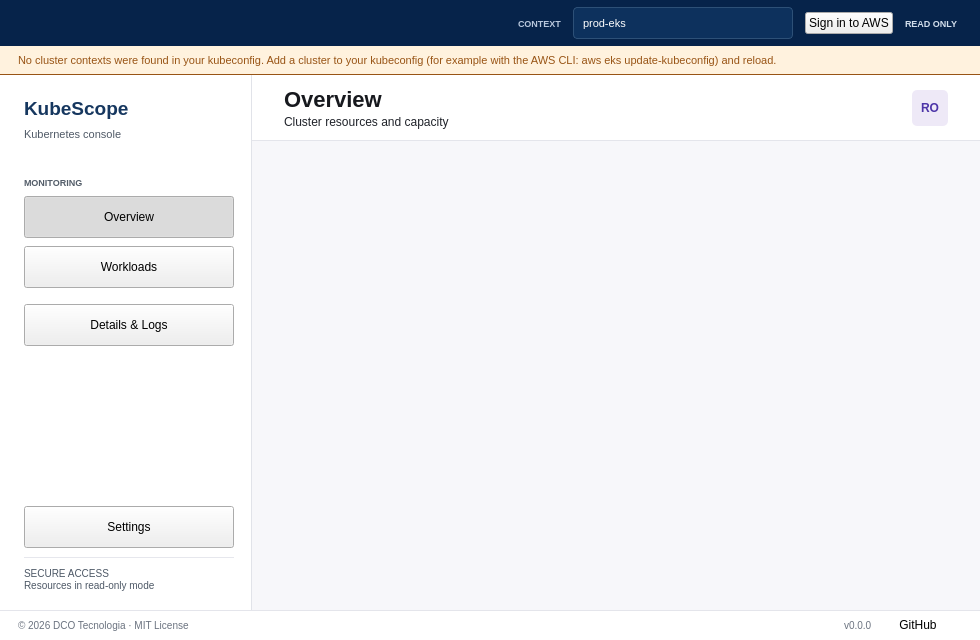
This is src/kubescope/ui/main_window.ui in dcotecnologia/kubescope as Qt 5 draws it before an edit. The edited form follows.
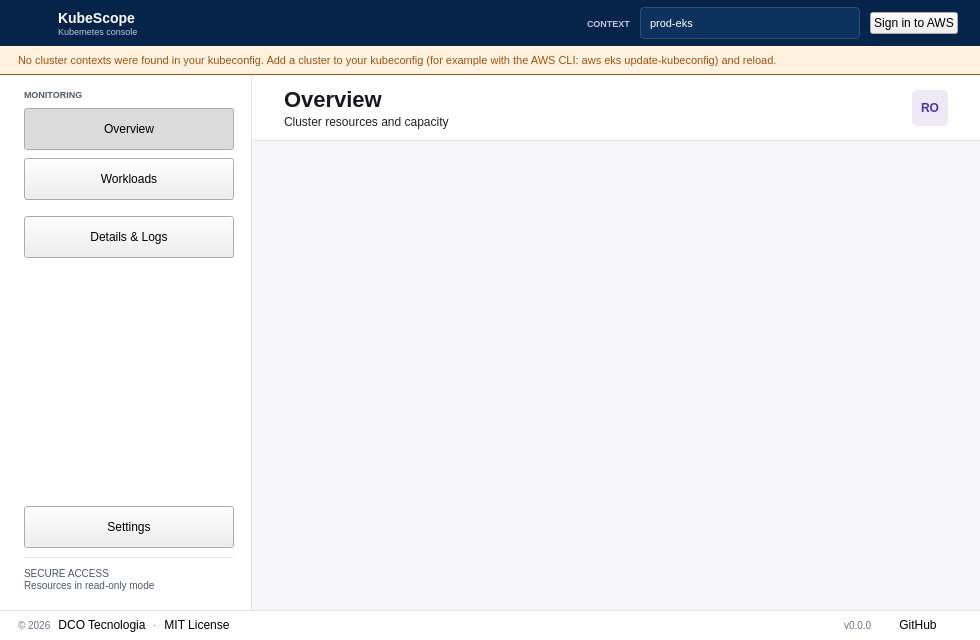
This is the edited form. Icons and pictures are not drawn.

Commit message:
feat(ui): move the brand to the top bar and make the lists faster to switch
- Show the logo, title and subtitle in the top bar and drop the READ ONLY
  tag; the side menu starts higher.
- Link the company and the MIT license in the footer.
- Add a right-click menu on the rows with the actions of the buttons.
- Load each list in its own request, keep the last answer per list and wait
  150 ms before asking, so switching quickly no longer starves a list.
- Make tools/preview.py match the current theme and worker APIs.

```diff
--- a/src/kubescope/ui/main_window.ui
+++ b/src/kubescope/ui/main_window.ui
@@ -26,15 +26,14 @@
     color: #ffffff; font-size: 13px; font-weight: 700;
     padding: 0 12px; background: #123764; min-height: 46px;
 }
+QLabel#topTitle { color: #ffffff; font-size: 14px; font-weight: 700; }
+QLabel#topSubtitle { color: #b8c7dc; font-size: 9px; }
 QLabel#topCaption { color: #b8c7dc; font-size: 9px; font-weight: 700; }
-QLabel#topAccess { color: #d2deec; font-size: 9px; font-weight: 700; }
 QComboBox#contextCombo {
     background: #0d315d; color: #ffffff; border: 1px solid #2d5077;
     border-radius: 4px; min-height: 30px; padding: 0 9px; font-size: 11px;
 }
 QWidget#sidebar { background: #ffffff; border-right: 1px solid #e1e3e9; }
-QLabel#sidebarBrand { color: #16375f; font-size: 19px; font-weight: 700; }
-QLabel#sidebarSubtitle { color: #4f5966; font-size: 11px; }
 QLabel#navSection, QLabel#filterLabel {
     color: #535d69; font-size: 9px; font-weight: 700;
 }
@@ -179,8 +178,9 @@
 QFrame#noContextsBanner { background: #fff2de; border-bottom: 1px solid #985415; }
 QFrame#noContextsBanner QLabel { color: #985415; font-size: 11px; background: transparent; }
 QFrame#appFooter { background: #ffffff; border-top: 1px solid #e4e5eb; }
-QLabel#footerLicense, QLabel#footerVersion { color: #6b7380; font-size: 10px; }
+QLabel#footerLicense, QLabel#footerDot, QLabel#footerVersion { color: #6b7380; font-size: 10px; }
 QFrame#appFooter QPushButton[variant="link"] { font-size: 10px; padding: 0 0 0 6px; }
+QPushButton#companyLink, QPushButton#licenseLink { padding: 0; }
 </string>
   </property>
   <widget class="QWidget" name="centralwidget">
@@ -216,7 +216,7 @@
       </property>
       <layout class="QHBoxLayout" name="topLayout">
        <property name="spacing">
-        <number>12</number>
+        <number>10</number>
        </property>
        <property name="leftMargin">
         <number>18</number>
@@ -230,6 +230,55 @@
        <property name="bottomMargin">
         <number>0</number>
        </property>
+       <item>
+        <widget class="QLabel" name="topLogo">
+         <property name="minimumSize">
+          <size>
+           <width>30</width>
+           <height>30</height>
+          </size>
+         </property>
+         <property name="maximumSize">
+          <size>
+           <width>30</width>
+           <height>30</height>
+          </size>
+         </property>
+         <property name="scaledContents">
+          <bool>true</bool>
+         </property>
+        </widget>
+       </item>
+       <item>
+        <layout class="QVBoxLayout" name="topBrandLayout">
+         <property name="spacing">
+          <number>0</number>
+         </property>
+         <property name="topMargin">
+          <number>5</number>
+         </property>
+         <item>
+          <widget class="QLabel" name="topTitle">
+           <property name="alignment">
+            <set>Qt::AlignmentFlag::AlignLeading|Qt::AlignmentFlag::AlignBottom</set>
+           </property>
+           <property name="text">
+            <string>KubeScope</string>
+           </property>
+          </widget>
+         </item>
+         <item>
+          <widget class="QLabel" name="topSubtitle">
+           <property name="alignment">
+            <set>Qt::AlignmentFlag::AlignLeading|Qt::AlignmentFlag::AlignTop</set>
+           </property>
+           <property name="text">
+            <string>Kubernetes console</string>
+           </property>
+          </widget>
+         </item>
+        </layout>
+       </item>
        <item>
         <spacer name="topSpacer">
          <property name="orientation">
@@ -289,13 +338,6 @@
          </property>
         </widget>
        </item>
-       <item>
-        <widget class="QLabel" name="topAccess">
-         <property name="text">
-          <string>READ ONLY</string>
-         </property>
-        </widget>
-       </item>
       </layout>
      </widget>
     </item>
@@ -369,7 +411,7 @@
           <number>24</number>
          </property>
          <property name="topMargin">
-          <number>22</number>
+          <number>14</number>
          </property>
          <property name="rightMargin">
           <number>18</number>
@@ -377,36 +419,6 @@
          <property name="bottomMargin">
           <number>18</number>
          </property>
-         <item>
-          <widget class="QLabel" name="sidebarBrand">
-           <property name="text">
-            <string>KubeScope</string>
-           </property>
-          </widget>
-         </item>
-         <item>
-          <widget class="QLabel" name="sidebarSubtitle">
-           <property name="text">
-            <string>Kubernetes console</string>
-           </property>
-          </widget>
-         </item>
-         <item>
-          <spacer name="sidebarGap">
-           <property name="orientation">
-            <enum>Qt::Orientation::Vertical</enum>
-           </property>
-           <property name="sizeType">
-            <enum>QSizePolicy::Policy::Fixed</enum>
-           </property>
-           <property name="sizeHint" stdset="0">
-            <size>
-             <width>20</width>
-             <height>28</height>
-            </size>
-           </property>
-          </spacer>
-         </item>
          <item>
           <widget class="QLabel" name="navSection">
            <property name="text">
@@ -1665,11 +1677,47 @@
        <item>
         <widget class="QLabel" name="footerLicense">
          <property name="text">
-          <string>© 2026 DCO Tecnologia · MIT License</string>
+          <string notr="true">© 2026</string>
+         </property>
+        </widget>
+       </item>
+       <item>
+        <widget class="QPushButton" name="companyLink">
+         <property name="text">
+          <string notr="true">DCO Tecnologia</string>
+         </property>
+         <property name="toolTip">
+          <string>Open the DCO Tecnologia website</string>
+         </property>
+         <property name="flat">
+          <bool>true</bool>
+         </property>
+         <property name="variant" stdset="0">
+          <string notr="true">link</string>
+         </property>
+        </widget>
+       </item>
+       <item>
+        <widget class="QLabel" name="footerDot">
+         <property name="text">
+          <string notr="true">·</string>
+         </property>
+        </widget>
+       </item>
+       <item>
+        <widget class="QPushButton" name="licenseLink">
+         <property name="text">
+          <string>MIT License</string>
          </property>
          <property name="toolTip">
           <string>KubeScope is open source software released under the MIT License</string>
          </property>
+         <property name="flat">
+          <bool>true</bool>
+         </property>
+         <property name="variant" stdset="0">
+          <string notr="true">link</string>
+         </property>
         </widget>
        </item>
        <item>
```
The commit also changes 8 other files.
